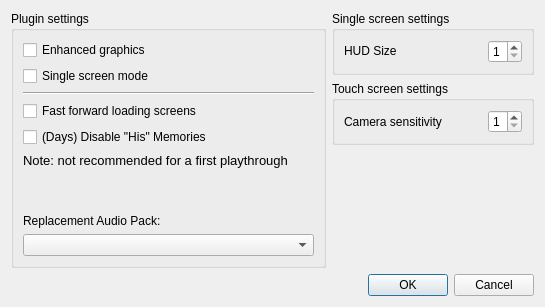
Before: the Qt Designer form src/frontend/qt_sdl/PluginSettingsDialog.ui in vitor251093/KHMelonMix, drawn with Qt 5.
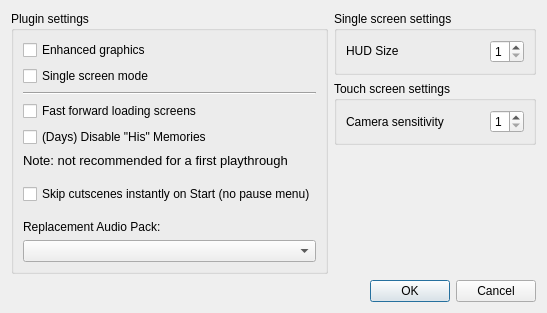
After: the same form once the commit is applied.

Commit message: Add pause menu for HD cutscenes

Patch:
```diff
--- a/src/frontend/qt_sdl/PluginSettingsDialog.ui
+++ b/src/frontend/qt_sdl/PluginSettingsDialog.ui
@@ -230,6 +230,16 @@
         </property>
        </widget>
       </item>
+      <item row="6" column="0" colspan="2">
+       <widget class="QCheckBox" name="cbInstantSkipCutscene">
+        <property name="whatsThis">
+         <string>&lt;html&gt;&lt;head/&gt;&lt;body&gt;&lt;p&gt;When enabled, pressing Start during a pre-rendered HD cutscene skips it instantly. When disabled (default), Start pauses the cutscene and shows a Skip/Continue menu.&lt;/p&gt;&lt;/body&gt;&lt;/html&gt;</string>
+        </property>
+        <property name="text">
+         <string>Skip cutscenes instantly on Start (no pause menu)</string>
+        </property>
+       </widget>
+      </item>
      </layout>
     </widget>
    </item>
```
The commit also changes 20 other files.
